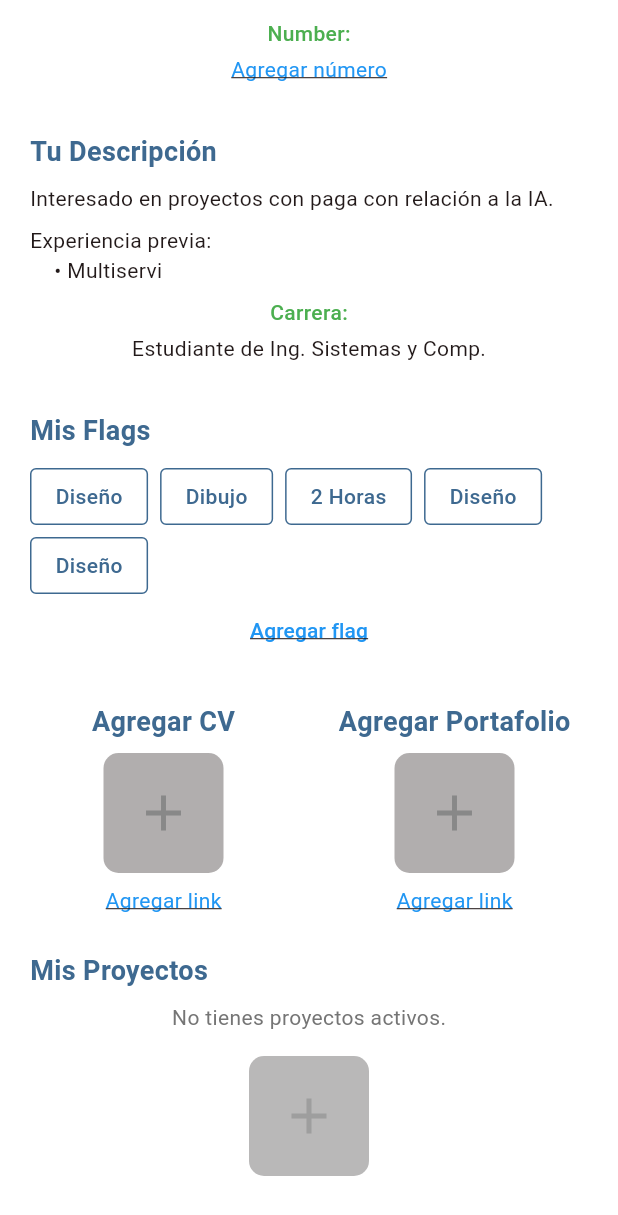
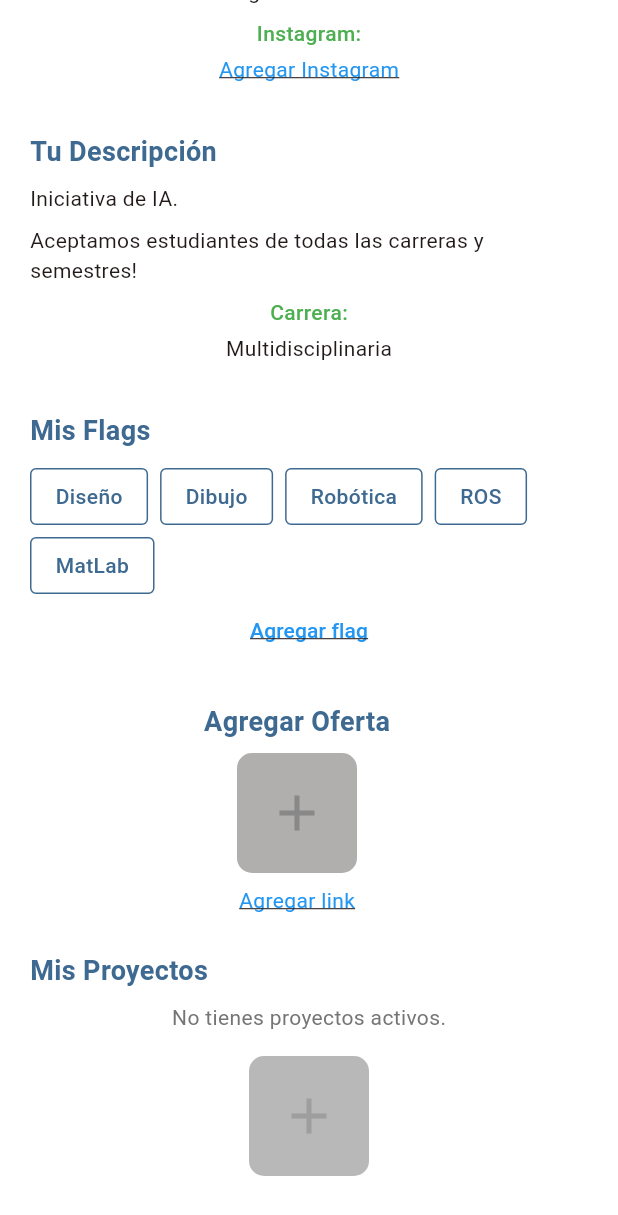
Before and after one commit to Moviles-2025-2-Grupo-Chevere/TalentBridge, a Flutter app: the OrgProfile widget shown alone on an empty page, opened directly, scrolled down 312 dp, on a phone screen of 412 x 824 dp. Shown: the top 1215 px of the screen. Run offline on Flutter 3.47's test engine with Material 3 defaults, Android fonts, the phone set to English and light mode, and no system bars; Roboto replaces fonts that are missing (OpenSans).

Commit message:
Feature: Finished org profile

```diff
--- a/talent_bridge_fl/lib/views/org-profile/org_profile.dart
+++ b/talent_bridge_fl/lib/views/org-profile/org_profile.dart
@@ -23,13 +23,13 @@ class OrgProfile extends StatelessWidget {
                     // Profile image
                     const CircularImageWidget(
                       imageUrl:
-                          'assets/my_profile.jpg', // Replace with actual image URL
+                          'assets/org_profile.jpg', // Replace with actual image URL
                       size: 120.0,
                     ),
                     const SizedBox(height: 16.0),
                     // Username
                     const Text(
-                      'Usuario123',
+                      'Organizacion123',
                       style: TextStyle(
                         fontSize: 18.0,
                         fontWeight: FontWeight.bold,
@@ -54,11 +54,11 @@ class OrgProfile extends StatelessWidget {
               Center(
                 child: Column(
                   children: [
-                    _buildContactItem('Email:', 'usuario123@gmail.com'),
-                    _buildContactItem('LinkedIn:', 'usuario123'),
+                    _buildContactItem('Email:', 'organizacion123@gmail.com'),
+                    _buildContactItem('LinkedIn:', 'organizacion123'),
                     _buildContactItem(
-                      'Number:',
-                      'Agregar número',
+                      'Instagram:',
+                      'Agregar Instagram',
                       isLink: true,
                       linkColor: Colors.blue,
                     ),
@@ -78,17 +78,13 @@ class OrgProfile extends StatelessWidget {
               ),
               const SizedBox(height: 8.0),
               const Text(
-                'Interesado en proyectos con paga con relación a la IA.',
+                'Iniciativa de IA.',
                 style: TextStyle(fontSize: 14.0),
               ),
               const SizedBox(height: 8.0),
               const Text(
-                'Experiencia previa:',
+                'Aceptamos estudiantes de todas las carreras y semestres!',
                 style: TextStyle(fontSize: 14.0),
-              ),
-              const Padding(
-                padding: EdgeInsets.only(left: 16.0),
-                child: Text('• Multiservi', style: TextStyle(fontSize: 14.0)),
               ),
               const SizedBox(height: 8.0),
 
@@ -97,7 +93,7 @@ class OrgProfile extends StatelessWidget {
                   children: [
                     _buildContactItem(
                       'Carrera:',
-                      'Estudiante de Ing. Sistemas y Comp.',
+                      'Multidisciplinaria',
                     ),
                   ],
                 ),
@@ -120,9 +116,9 @@ class OrgProfile extends StatelessWidget {
                 children: [
                   YellowTextBoxWidget(text: 'Diseño', onTap: () {}),
                   YellowTextBoxWidget(text: 'Dibujo', onTap: () {}),
-                  YellowTextBoxWidget(text: '2 Horas', onTap: () {}),
-                  YellowTextBoxWidget(text: 'Diseño', onTap: () {}),
-                  YellowTextBoxWidget(text: 'Diseño', onTap: () {}),
+                  YellowTextBoxWidget(text: 'Robótica', onTap: () {}),
+                  YellowTextBoxWidget(text: 'ROS', onTap: () {}),
+                  YellowTextBoxWidget(text: 'MatLab', onTap: () {}),
                 ],
               ),
               Center(
@@ -145,21 +141,13 @@ class OrgProfile extends StatelessWidget {
                 children: [
                   Expanded(
                     child: AddElementWidget(
-                      title: 'Agregar CV',
+                      title: 'Agregar Oferta',
                       onTap: () {
                         // Add CV action
                       },
                     ),
                   ),
                   const SizedBox(width: 16.0),
-                  Expanded(
-                    child: AddElementWidget(
-                      title: 'Agregar Portafolio',
-                      onTap: () {
-                        // Add Portfolio action
-                      },
-                    ),
-                  ),
                 ],
               ),
               const SizedBox(height: 24.0),
```
Also changed, not shown: talent_bridge_fl/assets/org_profile.jpg (added).
